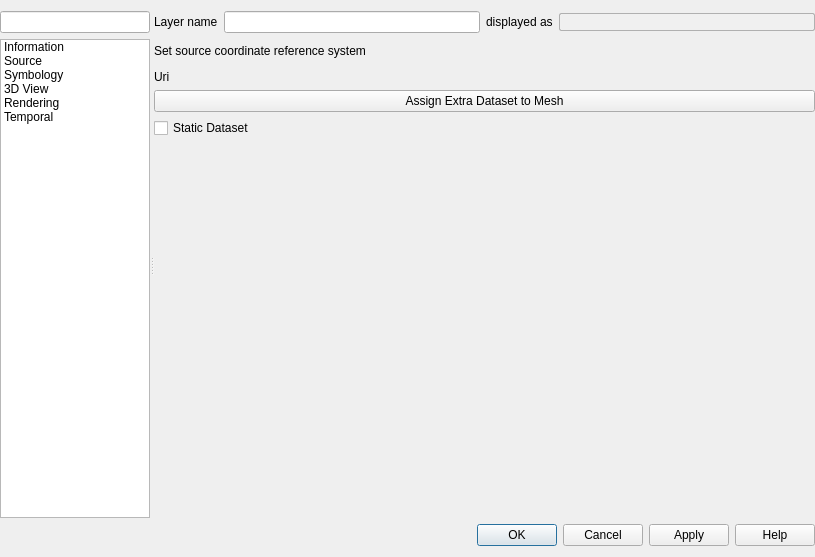
Before: the Qt Designer form src/ui/mesh/qgsmeshlayerpropertiesbase.ui in qgis/QGIS, drawn with Qt 5.
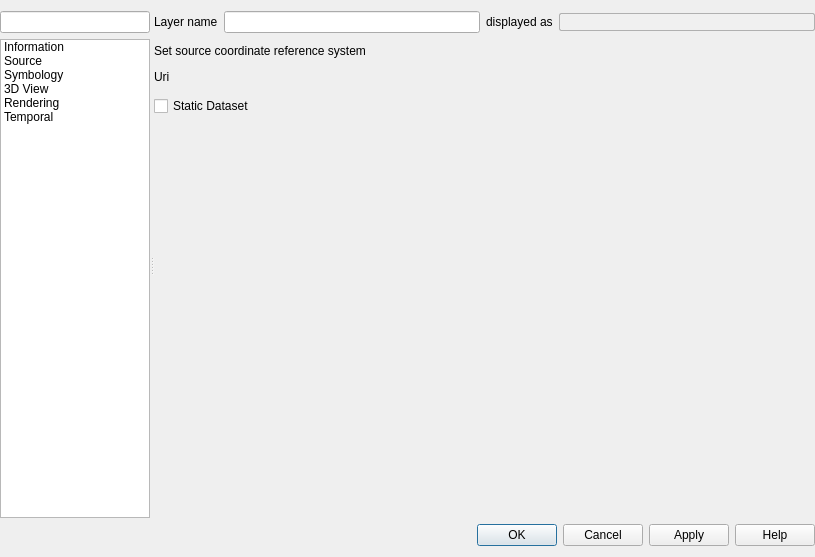
After: the same form once the commit is applied. Icons and pictures are not drawn. Custom widgets are drawn as their Qt base class.

Commit message: [MESH][FEATURE] use only specified dataset group

Diff of the .ui file:
```diff
--- a/src/ui/mesh/qgsmeshlayerpropertiesbase.ui
+++ b/src/ui/mesh/qgsmeshlayerpropertiesbase.ui
@@ -249,7 +249,7 @@
                 <x>0</x>
                 <y>0</y>
                 <width>661</width>
-                <height>508</height>
+                <height>507</height>
                </rect>
               </property>
               <layout class="QVBoxLayout" name="verticalLayout_4">
@@ -339,11 +339,7 @@
                 </layout>
                </item>
                <item>
-                <widget class="QPushButton" name="mAddDatasetButton">
-                 <property name="text">
-                  <string>Assign Extra Dataset to Mesh</string>
-                 </property>
-                </widget>
+                <widget class="QgsMeshDatasetGroupProvidedWidget" name="mDatasetGroupProvidedWidget" native="true"/>
                </item>
                <item>
                 <widget class="QCheckBox" name="mTemporalStaticDatasetCheckBox">
@@ -775,6 +771,12 @@
    <header>qgsmeshstaticdatasetwidget.h</header>
    <container>1</container>
   </customwidget>
+  <customwidget>
+   <class>QgsMeshDatasetGroupProvidedWidget</class>
+   <extends>QWidget</extends>
+   <header>qgsmeshdatasetgroupprovidedwidget.h</header>
+   <container>1</container>
+  </customwidget>
  </customwidgets>
  <tabstops>
   <tabstop>mSearchLineEdit</tabstop>
```
Left out of the diff: 4 changed lines with no effect on the pictures. The commit also changes 20 other files.
